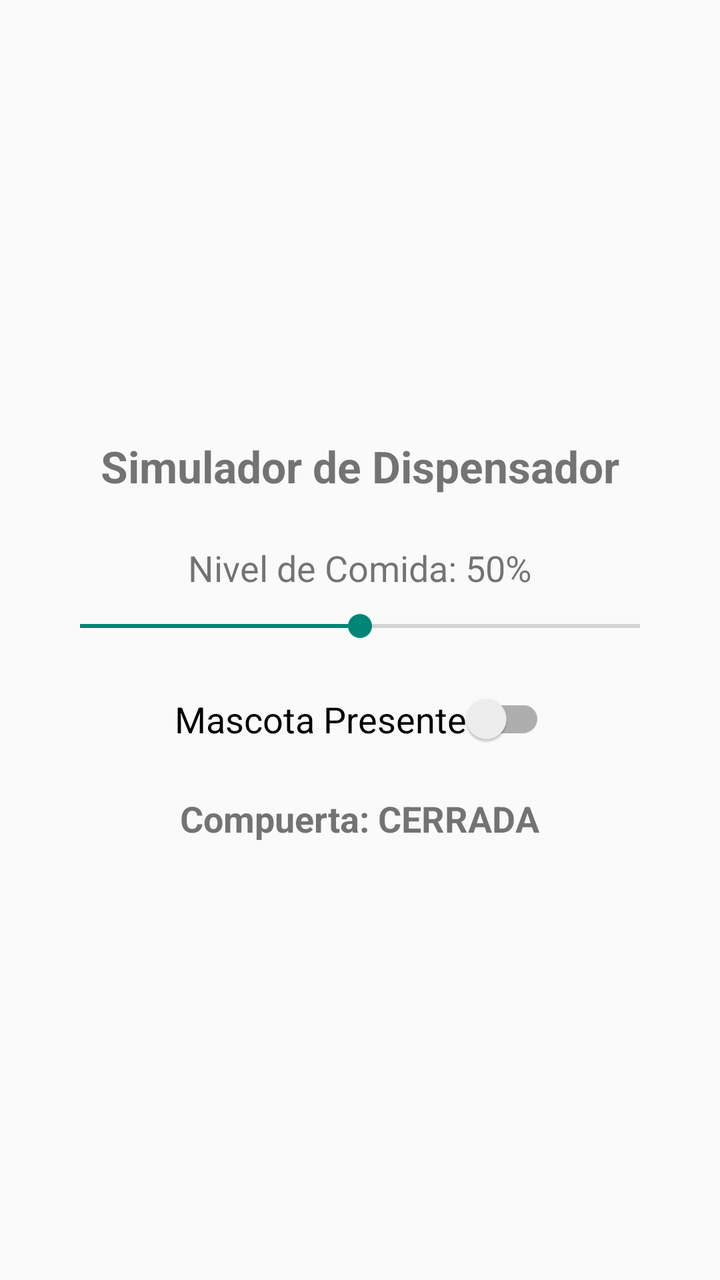
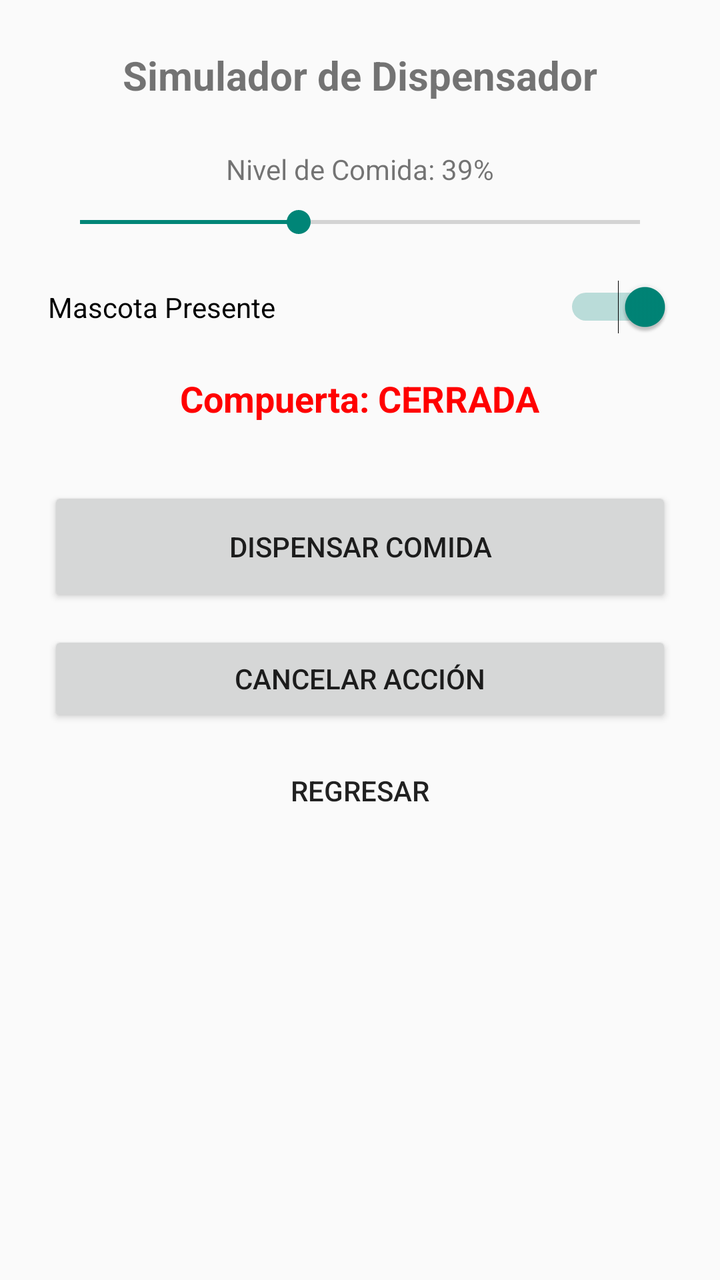

Before-and-after screenshots of an Android layout around one commit, followed by the original layout XML and the change that was made.
<!-- AndroidManifest.xml: application theme Theme.AppCompat.Light.DarkActionBar -->
<!-- res/layout/activity_dispenser.xml -->
<?xml version="1.0" encoding="utf-8"?>
<LinearLayout xmlns:android="http://schemas.android.com/apk/res/android"
    android:layout_width="match_parent"
    android:layout_height="match_parent"
    android:orientation="vertical"
    android:padding="24dp"
    android:gravity="center">

    <TextView
        android:layout_width="wrap_content"
        android:layout_height="wrap_content"
        android:text="Simulador de Dispensador"
        android:textSize="22sp"
        android:textStyle="bold"
        android:layout_marginBottom="24dp" />

    <TextView
        android:id="@+id/tvNivelComida"
        android:layout_width="wrap_content"
        android:layout_height="wrap_content"
        android:text="Nivel de Comida: 50%"
        android:textSize="18sp"
        android:layout_marginBottom="8dp" />

    <SeekBar
        android:id="@+id/sbComida"
        android:layout_width="match_parent"
        android:layout_height="wrap_content"
        android:max="100"
        android:progress="50"
        android:layout_marginBottom="24dp" />

    <androidx.appcompat.widget.SwitchCompat
        android:id="@+id/swPresencia"
        android:layout_width="wrap_content"
        android:layout_height="wrap_content"
        android:text="Mascota Presente"
        android:textSize="18sp"
        android:layout_marginBottom="24dp" />

    <TextView
        android:id="@+id/tvEstadoCompuerta"
        android:layout_width="wrap_content"
        android:layout_height="wrap_content"
        android:text="Compuerta: CERRADA"
        android:textSize="18sp"
        android:textStyle="bold" />

</LinearLayout>
<!-- resources referenced by this layout -->
<resources>

</resources>

<!-- the commit's change to res/layout/activity_dispenser.xml (unified diff, before → after) -->
@@ -4,13 +4,13 @@
     android:layout_height="match_parent"
     android:orientation="vertical"
     android:padding="24dp"
-    android:gravity="center">
+    android:gravity="center_horizontal">
 
     <TextView
         android:layout_width="wrap_content"
         android:layout_height="wrap_content"
         android:text="Simulador de Dispensador"
-        android:textSize="22sp"
+        android:textSize="20sp"
         android:textStyle="bold"
         android:layout_marginBottom="24dp" />
 
@@ -18,8 +18,7 @@
         android:id="@+id/tvNivelComida"
         android:layout_width="wrap_content"
         android:layout_height="wrap_content"
-        android:text="Nivel de Comida: 50%"
-        android:textSize="18sp"
+        android:text="Nivel de Comida: 39%"
         android:layout_marginBottom="8dp" />
 
     <SeekBar
@@ -27,16 +26,16 @@
         android:layout_width="match_parent"
         android:layout_height="wrap_content"
         android:max="100"
-        android:progress="50"
-        android:layout_marginBottom="24dp" />
+        android:progress="39"
+        android:layout_marginBottom="20dp" />
 
-    <androidx.appcompat.widget.SwitchCompat
+    <Switch
         android:id="@+id/swPresencia"
-        android:layout_width="wrap_content"
+        android:layout_width="match_parent"
         android:layout_height="wrap_content"
         android:text="Mascota Presente"
-        android:textSize="18sp"
-        android:layout_marginBottom="24dp" />
+        android:checked="true"
+        android:layout_marginBottom="20dp" />
 
     <TextView
         android:id="@+id/tvEstadoCompuerta"
@@ -44,6 +43,33 @@
         android:layout_height="wrap_content"
         android:text="Compuerta: CERRADA"
         android:textSize="18sp"
-        android:textStyle="bold" />
+        android:textStyle="bold"
+        android:textColor="#FF0000"
+        android:layout_marginBottom="32dp" />
+
+    
+    <Button
+        android:id="@+id/btnDispensarManual"
+        android:layout_width="match_parent"
+        android:layout_height="60dp"
+        android:text="DISPENSAR COMIDA"
+        android:layout_marginBottom="12dp" />
+
+    
+    <Button
+        android:id="@+id/btnCancelar"
+        android:layout_width="match_parent"
+        android:layout_height="wrap_content"
+        android:text="CANCELAR ACCIÓN"
+        style="?attr/materialButtonOutlinedStyle"
+        android:layout_marginBottom="8dp" />
+
+    
+    <Button
+        android:id="@+id/btnRegresar"
+        android:layout_width="match_parent"
+        android:layout_height="wrap_content"
+        android:text="REGRESAR"
+        style="?attr/borderlessButtonStyle" />
 
 </LinearLayout>
